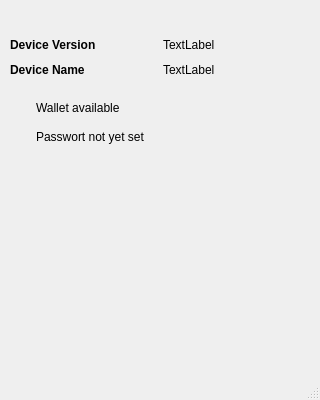
Above: src/qt/ui/overview.ui from jonasschnelli/dbb-app before the change. Below: the same form after it.
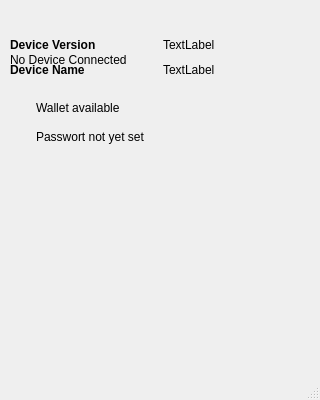
That is the form after the change. Icons and pictures are not drawn.

Commit message: adapt device:info command, better disconnect/reconnect handling

What changed in the file:
```diff
--- a/src/qt/ui/overview.ui
+++ b/src/qt/ui/overview.ui
@@ -275,6 +275,19 @@
        </item>
       </layout>
      </widget>
+     <widget class="QLabel" name="noDeviceConnectedLabel">
+      <property name="geometry">
+       <rect>
+        <x>10</x>
+        <y>50</y>
+        <width>300</width>
+        <height>20</height>
+       </rect>
+      </property>
+      <property name="text">
+       <string>No Device Connected</string>
+      </property>
+     </widget>
     </widget>
     <widget class="QWidget" name="copay">
      <property name="sizePolicy">
```
Left out of the diff: 8 changed lines with no effect on the pictures. The commit also changes 2 other files.
